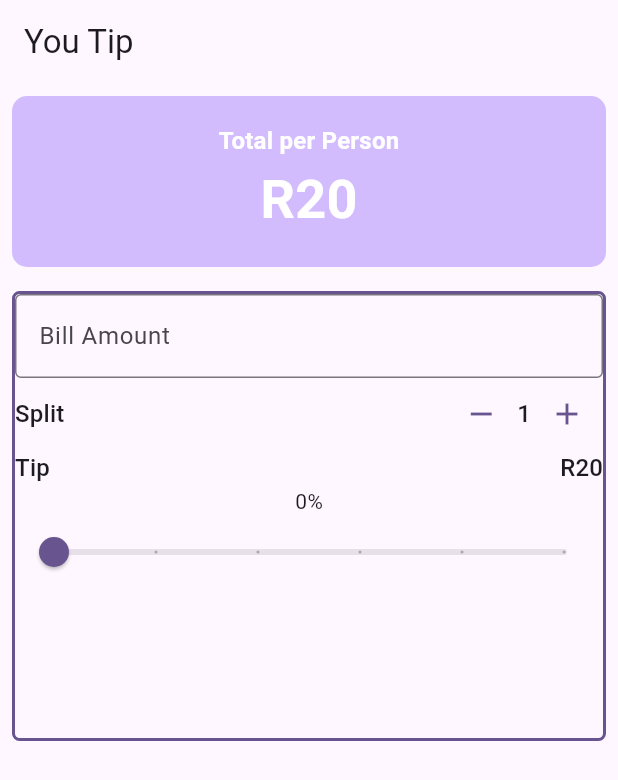
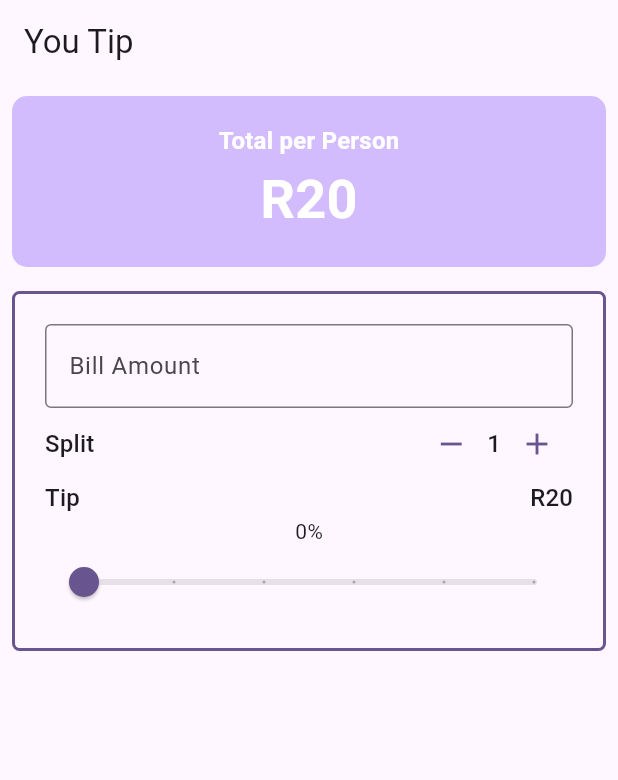
Before and after one commit to andredippenaar/your_tip, a Flutter app: the screen it shows after launch, on a phone screen of 412 x 824 dp. Shown: the top 780 px of the screen. Run offline on Flutter 3.47's test engine with Material 3 defaults, Android fonts, the phone set to English and light mode, and no system bars.

Commit message:
Refactor BillAmountField

```diff
--- a/lib/main.dart
+++ b/lib/main.dart
@@ -1,4 +1,5 @@
 import 'package:flutter/material.dart';
+import 'package:your_tip/widgets/bill_amount_field.dart';
 import 'package:your_tip/widgets/person_counter.dart';
 import 'package:your_tip/widgets/tip_slider.dart';
 
@@ -92,21 +93,18 @@
           Padding(
             padding: const EdgeInsets.all(8.0),
             child: Container(
-              width: 100,
-              height: 300,
+              padding: EdgeInsets.all(20),
               decoration: BoxDecoration(
                 borderRadius: BorderRadius.circular(5),
                 border: Border.all(color: theme.colorScheme.primary, width: 2),
               ),
               child: Column(
                 children: [
-                  TextField(
-                    decoration: const InputDecoration(
-                        border: OutlineInputBorder(),
-                        prefixText: "R ",
-                        labelText: 'Bill Amount'),
-                    keyboardType: TextInputType.number,
-                    onChanged: (String value) {},
+                  BillAmountField(
+                    billAmount: "100",
+                    onChanged: (value) {
+                      print("Amount: $value");
+                    },
                   ),
                   // === Split bill area ==
                   Row(
--- /dev/null
+++ b/lib/widgets/bill_amount_field.dart
@@ -0,0 +1,26 @@
+import 'package:flutter/material.dart';
+
+class BillAmountField extends StatelessWidget {
+  const BillAmountField({
+    super.key,
+    required this.billAmount,
+    required this.onChanged,
+  });
+
+  final String billAmount;
+  final ValueChanged<String> onChanged;
+
+  @override
+  Widget build(BuildContext context) {
+    return TextField(
+      decoration: const InputDecoration(
+          border: OutlineInputBorder(),
+          prefixText: "R ",
+          labelText: 'Bill Amount'),
+      keyboardType: TextInputType.number,
+      onChanged: (String value) {
+        onChanged(value);
+      },
+    );
+  }
+}
```
